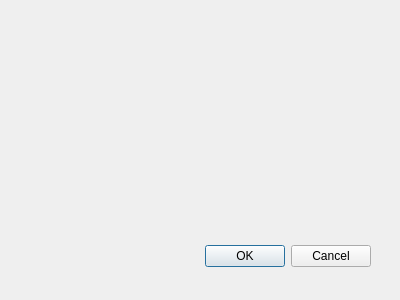
First picture: the form in Vespucci/GUI/Processing/textimportdialog.ui, repository VespucciProject/Vespucci, before the edit.
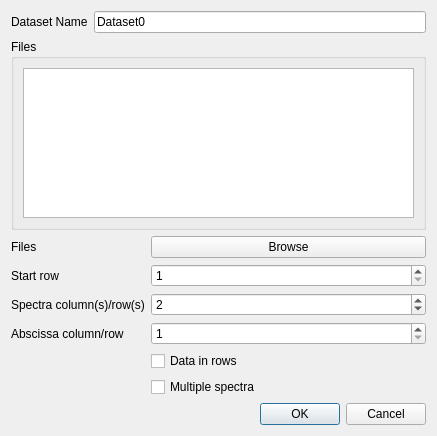
Second picture: the form after the edit.

```diff
--- a/Vespucci/GUI/Processing/textimportdialog.ui
+++ b/Vespucci/GUI/Processing/textimportdialog.ui
@@ -6,29 +6,138 @@
    <rect>
     <x>0</x>
     <y>0</y>
-    <width>400</width>
-    <height>300</height>
+    <width>437</width>
+    <height>436</height>
    </rect>
   </property>
   <property name="windowTitle">
    <string>Dialog</string>
   </property>
-  <widget class="QDialogButtonBox" name="buttonBox">
-   <property name="geometry">
-    <rect>
-     <x>30</x>
-     <y>240</y>
-     <width>341</width>
-     <height>32</height>
-    </rect>
-   </property>
-   <property name="orientation">
-    <enum>Qt::Horizontal</enum>
-   </property>
-   <property name="standardButtons">
-    <set>QDialogButtonBox::Cancel|QDialogButtonBox::Ok</set>
-   </property>
-  </widget>
+  <layout class="QVBoxLayout" name="verticalLayout_2">
+   <item>
+    <layout class="QFormLayout" name="metadataFormLayout">
+     <item row="0" column="0">
+      <widget class="QLabel" name="nameLabel">
+       <property name="text">
+        <string>Dataset Name</string>
+       </property>
+      </widget>
+     </item>
+     <item row="0" column="1">
+      <widget class="QLineEdit" name="nameLineEdit">
+       <property name="text">
+        <string>Dataset0</string>
+       </property>
+      </widget>
+     </item>
+    </layout>
+   </item>
+   <item>
+    <widget class="QGroupBox" name="listGroupBox">
+     <property name="title">
+      <string>Files</string>
+     </property>
+     <layout class="QVBoxLayout" name="verticalLayout">
+      <item>
+       <widget class="QListWidget" name="filenameListWidget"/>
+      </item>
+     </layout>
+    </widget>
+   </item>
+   <item>
+    <layout class="QFormLayout" name="paramsFormLayout">
+     <item row="1" column="0">
+      <widget class="QLabel" name="startRowLabel">
+       <property name="text">
+        <string>Start row</string>
+       </property>
+      </widget>
+     </item>
+     <item row="1" column="1">
+      <widget class="QSpinBox" name="startRowSpinBox">
+       <property name="minimum">
+        <number>1</number>
+       </property>
+      </widget>
+     </item>
+     <item row="2" column="0">
+      <widget class="QLabel" name="spectraColumnRowLabel">
+       <property name="text">
+        <string>Spectra column(s)/row(s)</string>
+       </property>
+      </widget>
+     </item>
+     <item row="2" column="1">
+      <widget class="QSpinBox" name="spectraColumnSpinBox">
+       <property name="contextMenuPolicy">
+        <enum>Qt::DefaultContextMenu</enum>
+       </property>
+       <property name="toolTipDuration">
+        <number>-1</number>
+       </property>
+       <property name="minimum">
+        <number>1</number>
+       </property>
+       <property name="value">
+        <number>2</number>
+       </property>
+      </widget>
+     </item>
+     <item row="3" column="0">
+      <widget class="QLabel" name="abscissaColumnRowLabel">
+       <property name="text">
+        <string>Abscissa column/row</string>
+       </property>
+      </widget>
+     </item>
+     <item row="3" column="1">
+      <widget class="QSpinBox" name="abscissaColumnSpinBox">
+       <property name="minimum">
+        <number>1</number>
+       </property>
+      </widget>
+     </item>
+     <item row="4" column="1">
+      <widget class="QCheckBox" name="transposeCheckBox">
+       <property name="text">
+        <string>Data in rows</string>
+       </property>
+      </widget>
+     </item>
+     <item row="5" column="1">
+      <widget class="QCheckBox" name="pluralCheckBox">
+       <property name="text">
+        <string>Multiple spectra</string>
+       </property>
+      </widget>
+     </item>
+     <item row="0" column="0">
+      <widget class="QLabel" name="fileRowLabel">
+       <property name="text">
+        <string>Files</string>
+       </property>
+      </widget>
+     </item>
+     <item row="0" column="1">
+      <widget class="QPushButton" name="browseButton">
+       <property name="text">
+        <string>Browse</string>
+       </property>
+      </widget>
+     </item>
+    </layout>
+   </item>
+   <item>
+    <widget class="QDialogButtonBox" name="buttonBox">
+     <property name="orientation">
+      <enum>Qt::Horizontal</enum>
+     </property>
+     <property name="standardButtons">
+      <set>QDialogButtonBox::Cancel|QDialogButtonBox::Ok</set>
+     </property>
+    </widget>
+   </item>
+  </layout>
  </widget>
  <resources/>
  <connections>
```
Left out of the diff: 2 changed lines with no effect on the pictures.
